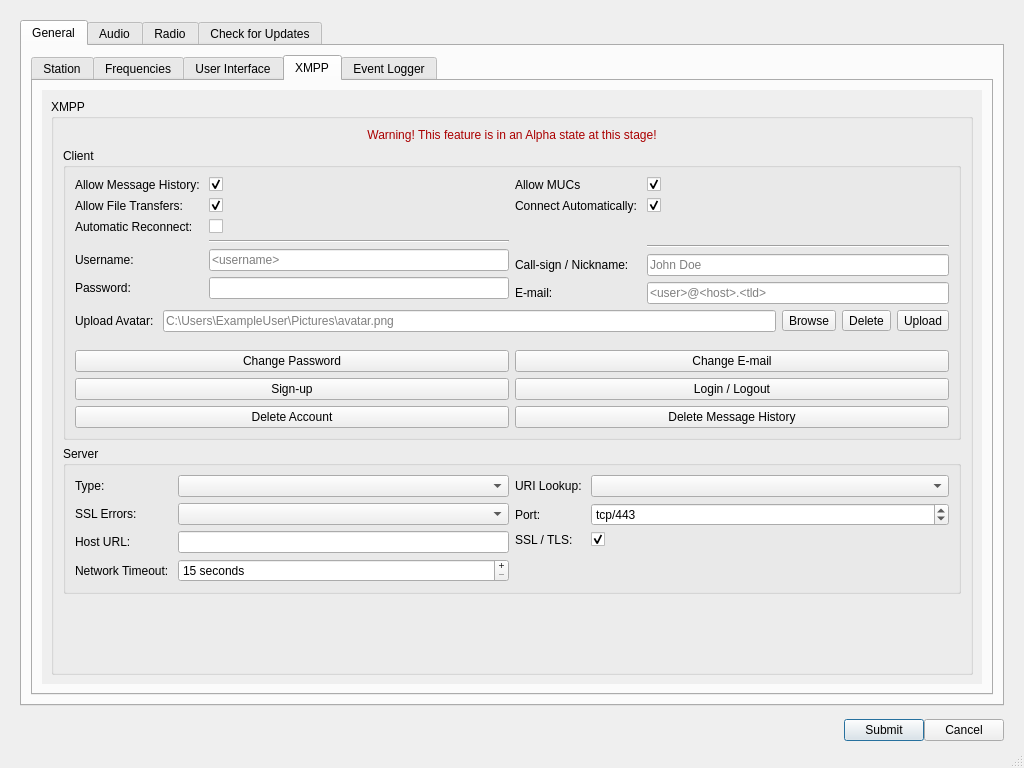
Before: the Qt Designer form src/ui/dialogsettings.ui in GekkoFyre/small-world-deluxe, drawn with Qt 5.
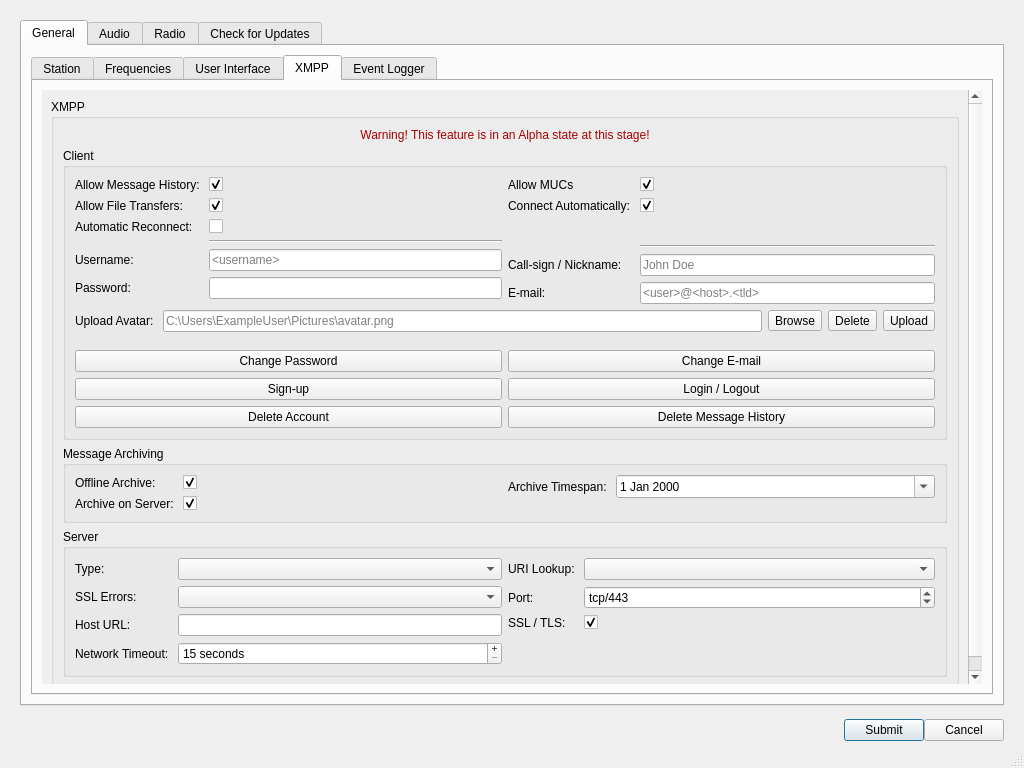
After: the same form once the commit is applied. The open tabs and pages were chosen to show the change.

Commit message: * Made some UI changes to the Setting's Dialog, underneath the XMPP and UI sections. * Made further strides with being able to record and archive an offline message history with regards to XMPP, thus saving internet bandwidth from not having to unnecessarily download the same messages time and time again. * Enhanced error checking in some errors by adding try-catch exception checks where it's needed.

Patch:
```diff
--- a/src/ui/dialogsettings.ui
+++ b/src/ui/dialogsettings.ui
@@ -2136,7 +2136,7 @@
                       <x>0</x>
                       <y>0</y>
                       <width>930</width>
-                      <height>593</height>
+                      <height>686</height>
                      </rect>
                     </property>
                     <layout class="QVBoxLayout" name="verticalLayout_60">
@@ -2784,6 +2784,135 @@
                           </layout>
                          </widget>
                         </item>
+                        <item>
+                         <widget class="QGroupBox" name="groupBox_xmpp_cfg_msg_archiving">
+                          <property name="title">
+                           <string>Message Archiving</string>
+                          </property>
+                          <layout class="QVBoxLayout" name="verticalLayout_71">
+                           <item>
+                            <widget class="QFrame" name="frame_xmpp_cfg_msg_archiving_upper">
+                             <property name="frameShape">
+                              <enum>QFrame::NoFrame</enum>
+                             </property>
+                             <property name="frameShadow">
+                              <enum>QFrame::Plain</enum>
+                             </property>
+                             <layout class="QHBoxLayout" name="horizontalLayout_59">
+                              <property name="leftMargin">
+                               <number>0</number>
+                              </property>
+                              <property name="topMargin">
+                               <number>0</number>
+                              </property>
+                              <property name="rightMargin">
+                               <number>0</number>
+                              </property>
+                              <property name="bottomMargin">
+                               <number>0</number>
+                              </property>
+                              <item>
+                               <widget class="QFrame" name="frame_cfg_msg_archiving_upper_left">
+                                <property name="frameShape">
+                                 <enum>QFrame::NoFrame</enum>
+                                </property>
+                                <property name="frameShadow">
+                                 <enum>QFrame::Plain</enum>
+                                </property>
+                                <layout class="QFormLayout" name="formLayout_40">
+                                 <property name="leftMargin">
+                                  <number>0</number>
+                                 </property>
+                                 <property name="topMargin">
+                                  <number>0</number>
+                                 </property>
+                                 <property name="rightMargin">
+                                  <number>0</number>
+                                 </property>
+                                 <property name="bottomMargin">
+                                  <number>0</number>
+                                 </property>
+                                 <item row="0" column="0">
+                                  <widget class="QLabel" name="label_cfg_msg_archiving_offline">
+                                   <property name="text">
+                                    <string>Offline Archive: </string>
+                                   </property>
+                                  </widget>
+                                 </item>
+                                 <item row="0" column="1">
+                                  <widget class="QCheckBox" name="checkBox_cfg_msg_archiving_offline">
+                                   <property name="text">
+                                    <string/>
+                                   </property>
+                                   <property name="checked">
+                                    <bool>true</bool>
+                                   </property>
+                                  </widget>
+                                 </item>
+                                 <item row="1" column="0">
+                                  <widget class="QLabel" name="label_cfg_msg_archiving_server_archive">
+                                   <property name="text">
+                                    <string>Archive on Server: </string>
+                                   </property>
+                                  </widget>
+                                 </item>
+                                 <item row="1" column="1">
+                                  <widget class="QCheckBox" name="checkBox_cfg_msg_archiving_server_archive">
+                                   <property name="text">
+                                    <string/>
+                                   </property>
+                                   <property name="checked">
+                                    <bool>true</bool>
+                                   </property>
+                                  </widget>
+                                 </item>
+                                </layout>
+                               </widget>
+                              </item>
+                              <item>
+                               <widget class="QFrame" name="frame_cfg_msg_archiving_upper_right">
+                                <property name="frameShape">
+                                 <enum>QFrame::NoFrame</enum>
+                                </property>
+                                <property name="frameShadow">
+                                 <enum>QFrame::Plain</enum>
+                                </property>
+                                <layout class="QFormLayout" name="formLayout_41">
+                                 <property name="leftMargin">
+                                  <number>0</number>
+                                 </property>
+                                 <property name="topMargin">
+                                  <number>0</number>
+                                 </property>
+                                 <property name="rightMargin">
+                                  <number>0</number>
+                                 </property>
+                                 <property name="bottomMargin">
+                                  <number>0</number>
+                                 </property>
+                                 <item row="0" column="0">
+                                  <widget class="QLabel" name="label_cfg_msg_archiving_timespan">
+                                   <property name="text">
+                                    <string>Archive Timespan: </string>
+                                   </property>
+                                  </widget>
+                                 </item>
+                                 <item row="0" column="1">
+                                  <widget class="QDateEdit" name="dateEdit_cfg_msg_archiving_timespan">
+                                   <property name="calendarPopup">
+                                    <bool>true</bool>
+                                   </property>
+                                  </widget>
+                                 </item>
+                                </layout>
+                               </widget>
+                              </item>
+                             </layout>
+                            </widget>
+                           </item>
+                          </layout>
+                         </widget>
+                        </item>
                         <item>
                          <widget class="QGroupBox" name="groupBox_xmpp_cfg_server">
                           <property name="title">
```
Left out of the diff: 96 changed lines with no effect on the pictures. The commit also changes 7 other files.
